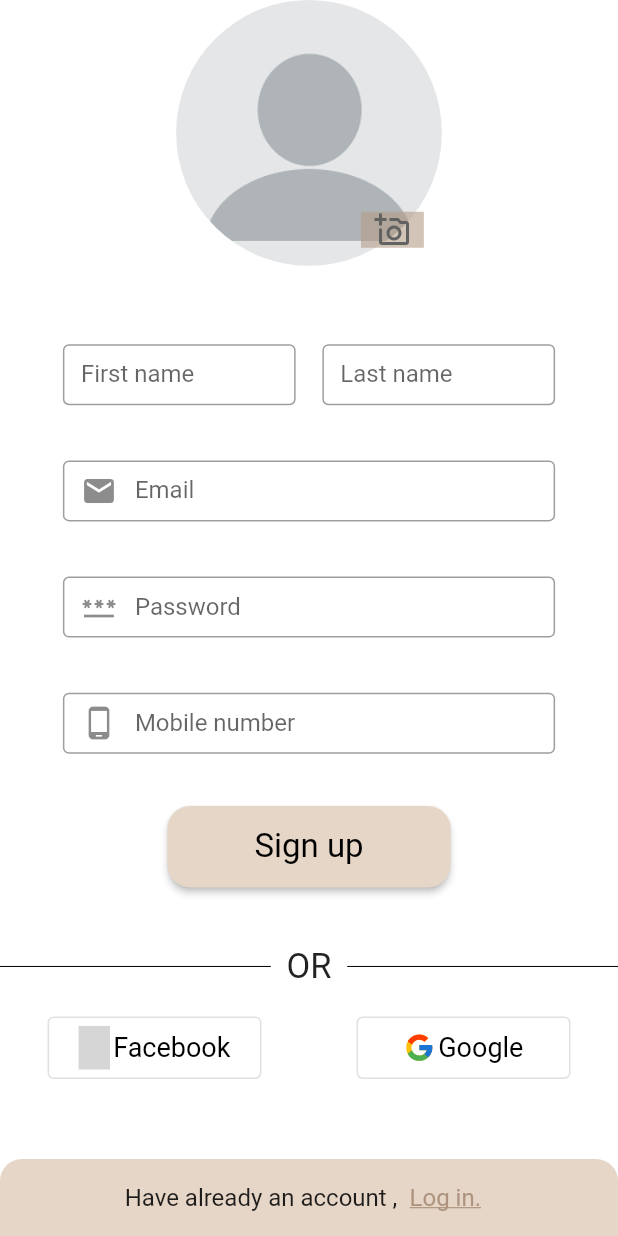
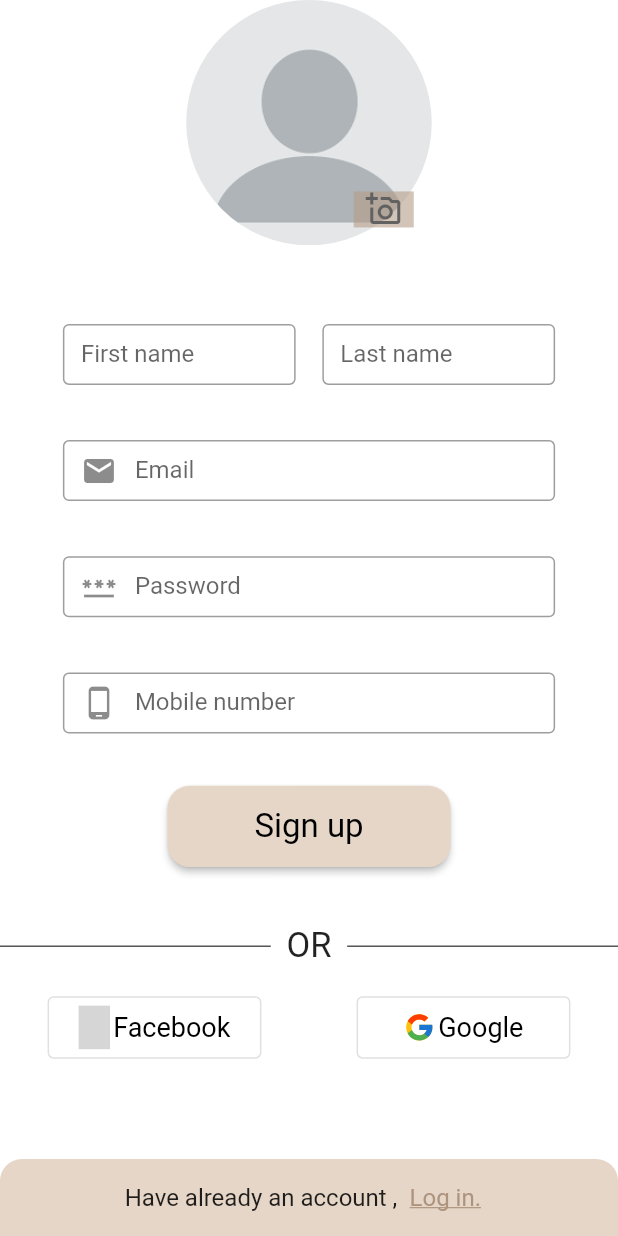
Before and after one commit to Amrmahmoud333/coffee_creator, a Flutter app: the SignUpScreen screen opened by its route, on a phone screen of 412 x 824 dp. Run offline on Flutter 3.47's test engine with Material 2 defaults, Android fonts, the light colour scheme and no system bars; drawn by our look-alikes of auto_size_text; our stand-ins replace flutter_screenutil, flutter_svg, image_picker; missing offline and left inert: vertical_card_pager; project files that could hold a hidden picture were left out; grey boxes are pictures that could not be loaded.

Commit message:
fix image widget

```diff
--- a/lib/views/sign_up/screens/sign_up_screen.dart
+++ b/lib/views/sign_up/screens/sign_up_screen.dart
@@ -207,7 +207,7 @@ class SignUpScreen extends StatelessWidget {
                 ),
               ],
             ),
-             Spacer(),
+            Spacer(),
             Container(
               height: height(53), // 6
               width: double.infinity,
--- a/lib/views/sign_up/widgets/image_widget.dart
+++ b/lib/views/sign_up/widgets/image_widget.dart
@@ -44,16 +44,16 @@ class _ImageWidgetState extends State<ImageWidget> {
           ? setImageBuilder(
               Image.file(
                 this.image!,
-                width: width(169),
-                height: width(169),
+                width: height(169),
+                height: height(169),
                 fit: BoxFit.fill,
               ),
             )
           : setImageBuilder(
               Image.asset(
                 'assets/images/profile.png',
-                width: width(169),
-                height: width(169),
+                width: height(169),
+                height: height(169),
                 fit: BoxFit.fill,
               ),
             ),
@@ -69,7 +69,7 @@ class _ImageWidgetState extends State<ImageWidget> {
             Padding(
               padding: const EdgeInsets.all(12.0),
               child: Container(
-                width: width(40),
+                width: 40,
                 color: Color(0xffb59c88).withOpacity(0.6),
                 child: Icon(Icons.add_a_photo_outlined,color: Colors.grey.shade700,),
               ),
```
